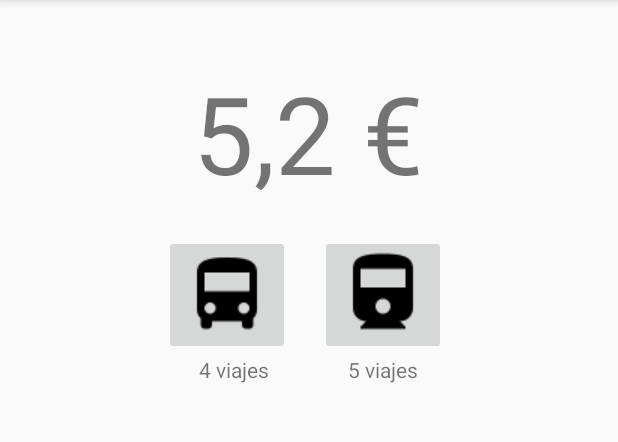
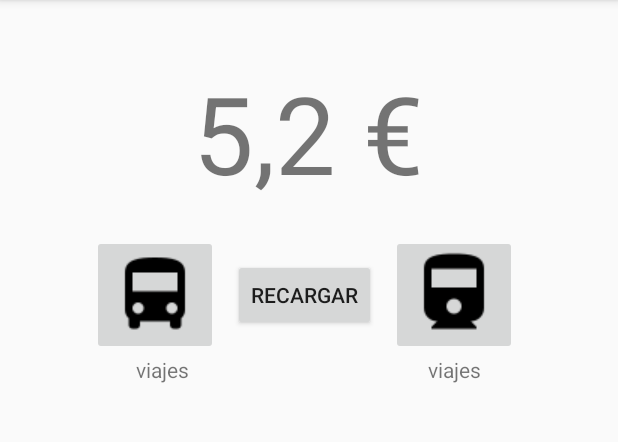
Before and after one commit to jeacelo/TransportCard, an Android app: the screen it shows after launch (MainActivity), on a phone screen of 412 x 824 dp, the part 84-526 px from its top. Run offline under Robolectric (Android 15) with nearby library versions, the phone set to English and light mode, and no system bars.

Commit message:
Added Recargar button

```diff
--- a/app/src/main/res/layout/activity_main.xml
+++ b/app/src/main/res/layout/activity_main.xml
@@ -26,12 +26,21 @@
         <TableRow>
             <ImageButton
                 android:id="@+id/bus"
+                android:layout_column="1"
                 android:layout_width="wrap_content"
                 android:layout_height="wrap_content"
                 android:layout_marginRight="10dp"
                 app:srcCompat="@drawable/bus_icon" />
+            <Button
+                android:id="@+id/recargar"
+                android:layout_column="2"
+                android:layout_width="wrap_content"
+                android:layout_height="wrap_content"
+                android:layout_gravity="center"
+                android:text="@string/recargar" />
             <ImageButton
                 android:id="@+id/metro"
+                android:layout_column="3"
                 android:layout_width="wrap_content"
                 android:layout_height="wrap_content"
                 android:layout_marginLeft="10dp"
@@ -40,17 +49,19 @@
         <TableRow>
             <TextView
                 android:id="@+id/textoBus"
+                android:layout_column="1"
                 android:layout_width="wrap_content"
                 android:layout_height="wrap_content"
                 android:layout_gravity="center"
-                android:text="4 viajes" />
+                android:text="viajes" />
             <TextView
                 android:id="@+id/textoMetro"
+                android:layout_column="3"
                 android:layout_width="wrap_content"
                 android:layout_height="wrap_content"
                 android:layout_gravity="center"
                 android:layout_marginLeft="5dp"
-                android:text="5 viajes" />
+                android:text="viajes" />
         </TableRow>
     </TableLayout>
 </LinearLayout>
--- a/app/src/main/res/values/strings.xml
+++ b/app/src/main/res/values/strings.xml
@@ -1,3 +1,4 @@
 <resources>
     <string name="app_name">TransportCard</string>
+    <string name="recargar">RECARGAR</string>
 </resources>
```
